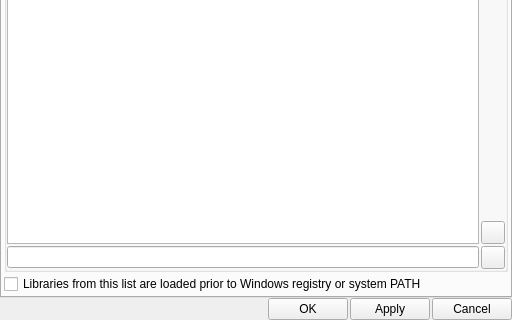
Qt form vsedit/src/settings/settings_dialog.ui (YomikoR/VapourSynth-Editor) before a commit; both pictures show x 0 to 512 and y 345 to 665 of the 512 by 665 pixel window.
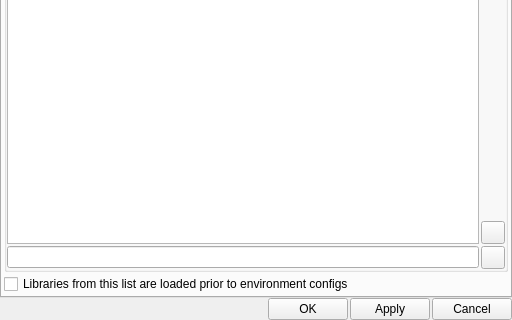
The same form after that commit. The open tabs and pages were chosen to show the change.

Commit message: Update UI text for vsscript library search list

What changed in the file:
```diff
--- a/vsedit/src/settings/settings_dialog.ui
+++ b/vsedit/src/settings/settings_dialog.ui
@@ -453,7 +453,7 @@
        <item>
         <widget class="QCheckBox" name="preferLibraryFromListCheckBox">
          <property name="text">
-          <string>Libraries from this list are loaded prior to Windows registry or system PATH</string>
+          <string>Libraries from this list are loaded prior to environment configs</string>
          </property>
         </widget>
        </item>
```
